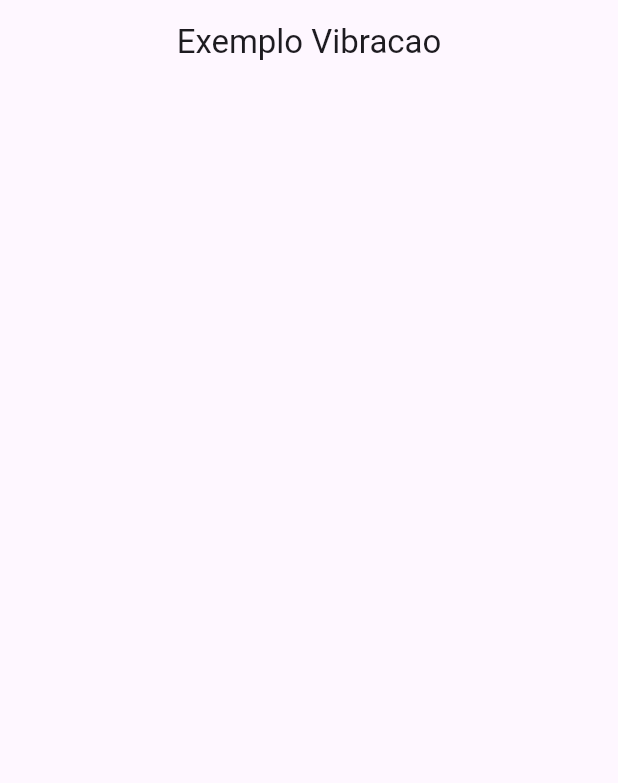
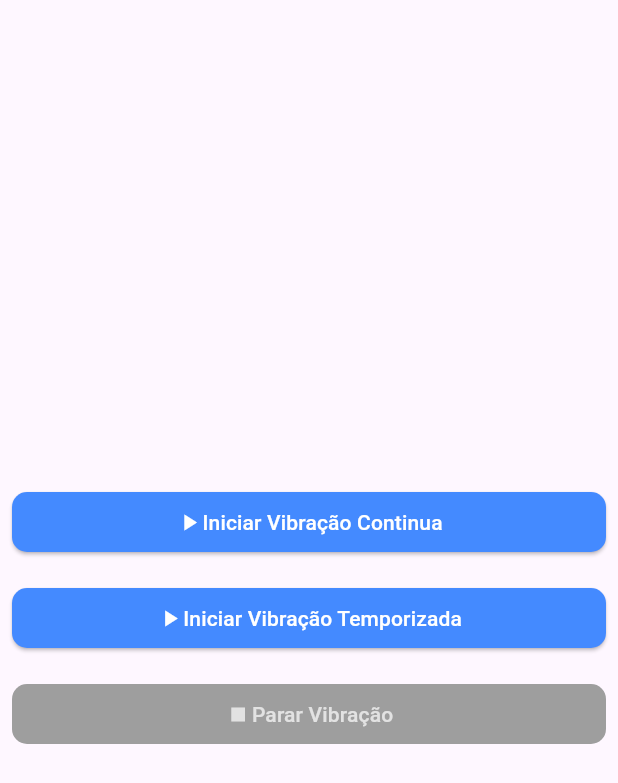
Before and after one commit to GabrielCairesDev/flutter_exemplo_vibracao, a Flutter app: the screen it shows after launch, on a phone screen of 412 x 824 dp. Shown: the top 783 px of the screen. Run offline on Flutter 3.47's test engine with Material 3 defaults, Android fonts, the phone set to English and light mode, and no system bars.

Commit message:
adicionado widget de botao

```diff
--- a/lib/my_home_page.dart
+++ b/lib/my_home_page.dart
@@ -1,4 +1,5 @@
 import 'package:flutter/material.dart';
+import 'package:flutter_exemplo_vibracao/shared/widgets/vibration_button_widget.dart';
 
 class MyHomePage extends StatefulWidget {
   const MyHomePage({super.key});
@@ -8,11 +9,55 @@ class MyHomePage extends StatefulWidget {
 }
 
 class _MyHomePageState extends State<MyHomePage> {
+  bool isVibrating = false;
   @override
   Widget build(BuildContext context) {
     return Scaffold(
-      appBar: AppBar(title: Text('Exemplo Vibracao'), centerTitle: true),
-      body: Container(),
+      body: Column(
+        children: [
+          Expanded(
+            child: Center(
+              child: Column(
+                mainAxisAlignment: MainAxisAlignment.center,
+                crossAxisAlignment: CrossAxisAlignment.center,
+                children: [
+                  VibrationButton(
+                    text: 'Iniciar Vibração Continua',
+                    isVibrating: isVibrating,
+                    onPressed: () {
+                      debugPrint('--- > Vibração Continua Iniciada < ---');
+                      setState(() {
+                        isVibrating = true;
+                      });
+                    },
+                  ),
+                  VibrationButton(
+                    text: 'Iniciar Vibração Temporizada',
+                    isVibrating: isVibrating,
+                    onPressed: () {
+                      debugPrint('--- > Vibração Temporizada Iniciada < ---');
+                      setState(() {
+                        isVibrating = true;
+                      });
+                    },
+                  ),
+                  VibrationButton(
+                    isStop: true,
+                    text: 'Parar Vibração',
+                    isVibrating: isVibrating,
+                    onPressed: () {
+                      debugPrint('--- > Vibração Parada < ---');
+                      setState(() {
+                        isVibrating = false;
+                      });
+                    },
+                  ),
+                ],
+              ),
+            ),
+          ),
+        ],
+      ),
     );
   }
 }
--- /dev/null
+++ b/lib/shared/widgets/vibration_button_widget.dart
@@ -0,0 +1,41 @@
+import 'package:flutter/material.dart';
+
+class VibrationButton extends StatelessWidget {
+  const VibrationButton({
+    super.key,
+    required this.onPressed,
+    required this.text,
+    this.isStop = false,
+    this.isVibrating = false,
+  });
+
+  final VoidCallback onPressed;
+  final String text;
+  final bool isStop;
+  final bool isVibrating;
+
+  @override
+  Widget build(BuildContext context) {
+    final bool isDisabled = isStop ? !isVibrating : isVibrating;
+
+    return Padding(
+      padding: const EdgeInsets.all(8.0),
+      child: ElevatedButton(
+        onPressed: isDisabled ? null : onPressed,
+        style: ElevatedButton.styleFrom(
+          backgroundColor: isStop ? Colors.red : Colors.blueAccent,
+          foregroundColor: Colors.white,
+          disabledBackgroundColor: Colors.grey,
+          disabledForegroundColor: Colors.white70,
+          shape: RoundedRectangleBorder(
+            borderRadius: BorderRadius.circular(10),
+          ),
+        ),
+        child: Row(
+          mainAxisAlignment: MainAxisAlignment.center,
+          children: [Icon(isStop ? Icons.stop : Icons.play_arrow), Text(text)],
+        ),
+      ),
+    );
+  }
+}
```
